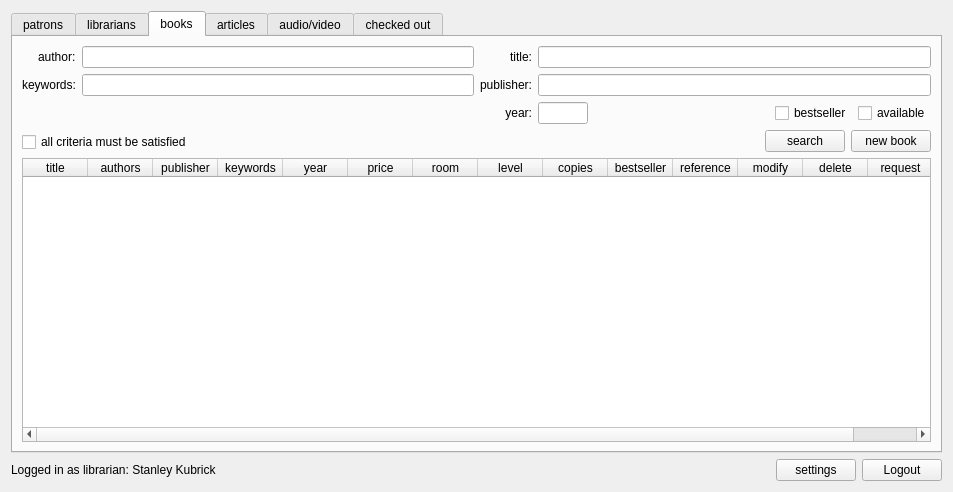
Qt form librarian.ui (Louie-ru/LMS-INNO) before a commit.
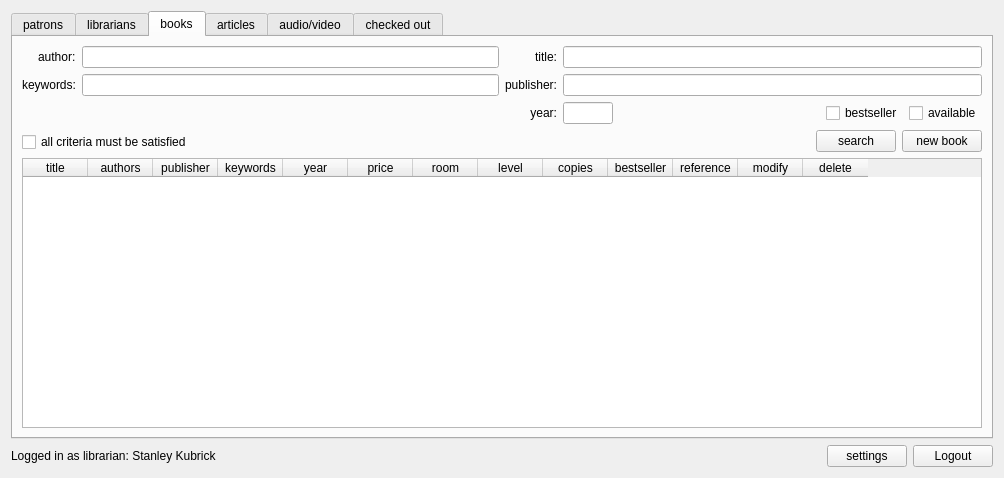
The same form after that commit. The open tabs and pages were chosen to show the change.

```diff
--- a/librarian.ui
+++ b/librarian.ui
@@ -6,8 +6,8 @@
    <rect>
     <x>0</x>
     <y>0</y>
-    <width>953</width>
-    <height>492</height>
+    <width>1004</width>
+    <height>478</height>
    </rect>
   </property>
   <property name="windowTitle">
@@ -687,11 +687,6 @@
            <string>delete</string>
           </property>
          </column>
-         <column>
-          <property name="text">
-           <string>request</string>
-          </property>
-         </column>
         </widget>
        </item>
       </layout>
```
Left out of the diff: 18 changed lines with no effect on the pictures.
